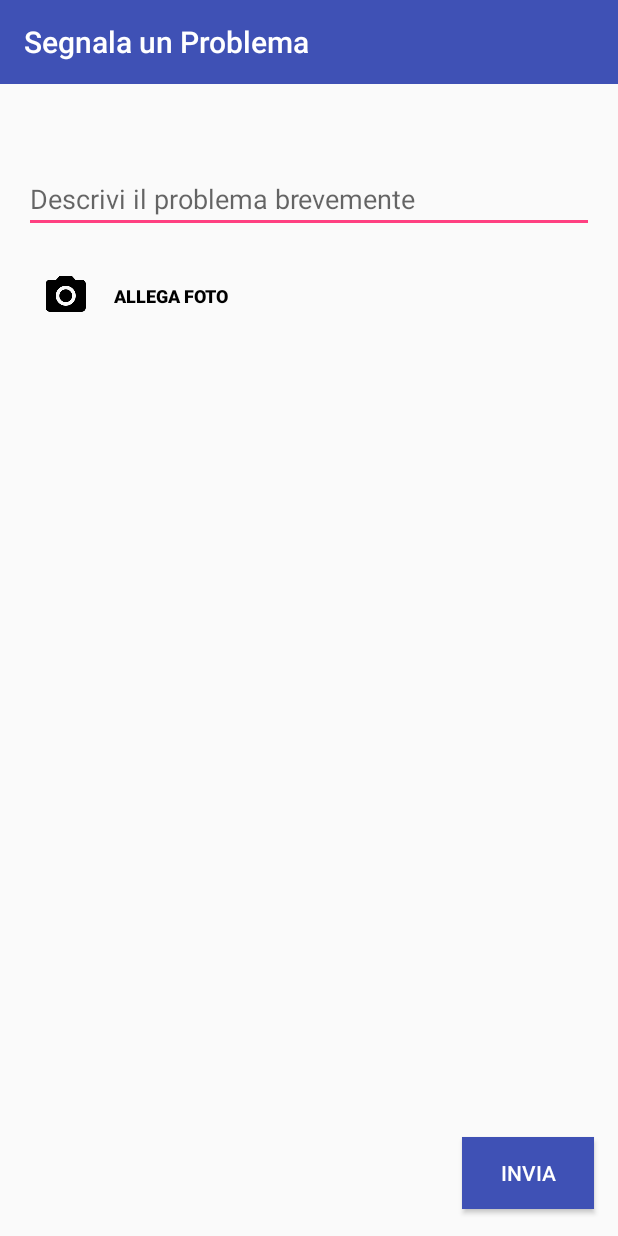
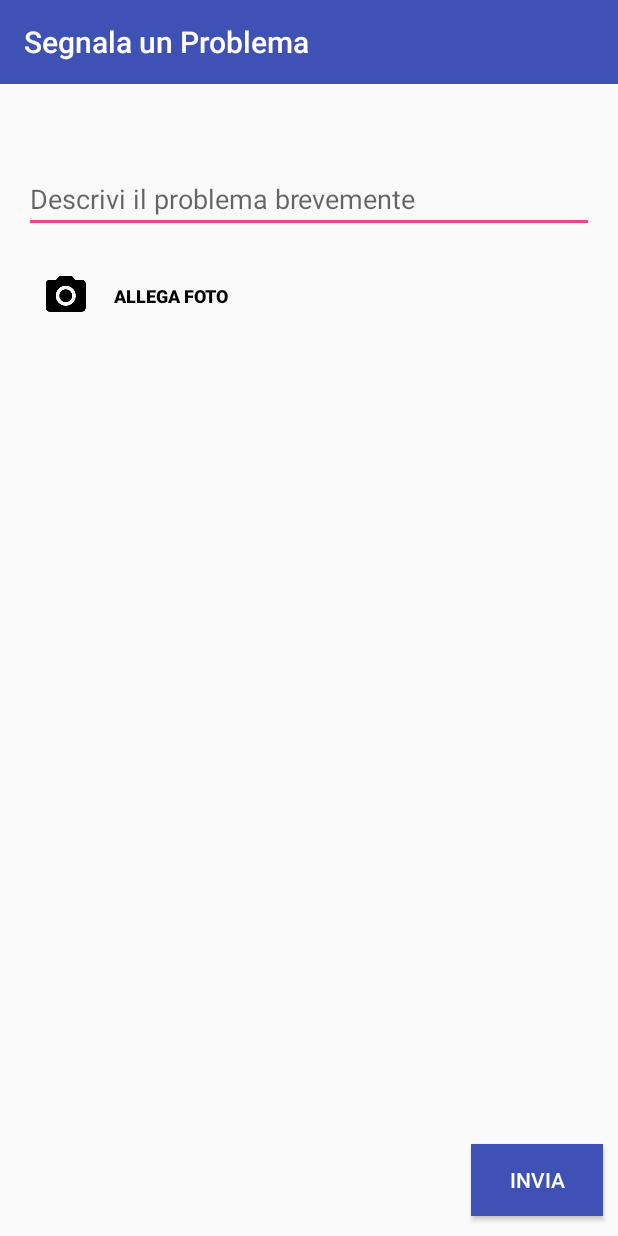
Before and after one commit to OmarGX/PolApp, an Android app: the NotifyActivity screen opened directly, with no data from a screen before it, on a phone screen of 412 x 824 dp. Run offline under Robolectric (Android 15) with nearby library versions, the phone set to English and light mode, and no system bars; our stand-ins replace Volley; 1 statement that could not run was skipped.

Commit message:
Modifcato layout NotifyActivity

```diff
--- a/app/src/main/res/layout/activity_notify.xml
+++ b/app/src/main/res/layout/activity_notify.xml
@@ -1,17 +1,11 @@
 <?xml version="1.0" encoding="utf-8"?>
-<ScrollView xmlns:android="http://schemas.android.com/apk/res/android"
-    xmlns:tools="http://schemas.android.com/tools" android:layout_width="match_parent"
+<RelativeLayout xmlns:android="http://schemas.android.com/apk/res/android"
+    xmlns:tools="http://schemas.android.com/tools"
+    android:id="@+id/notify"
+    android:layout_width="match_parent"
     android:layout_height="match_parent"
-    android:orientation="vertical"
-    android:fillViewport="true">
-
-<RelativeLayout xmlns:android="http://schemas.android.com/apk/res/android"
     xmlns:app="http://schemas.android.com/apk/res-auto"
-    xmlns:tools="http://schemas.android.com/tools"
-    android:layout_width="match_parent"
-    android:layout_height="wrap_content"
-    android:id="@+id/notify"
-    tools:context="disco.unimib.it.polapp.NotifyActivity">
+    android:orientation="vertical">
 
     <android.support.v7.widget.Toolbar
         android:id="@+id/toolbar4"
@@ -24,37 +18,60 @@
         tools:layout_editor_absoluteX="8dp"
         tools:layout_editor_absoluteY="3dp" />
 
+    <Button
+        android:id="@+id/buttonsend"
+        style="@style/Widget.AppCompat.Button"
+        android:layout_width="wrap_content"
+        android:layout_height="wrap_content"
+        android:layout_alignParentBottom="true"
+        android:layout_alignParentEnd="true"
+        android:layout_alignParentRight="true"
+        android:layout_marginBottom="13dp"
+        android:layout_marginEnd="10dp"
+        android:layout_marginRight="10dp"
+        android:background="@color/colorPrimary"
+        android:elevation="2dp"
+        android:text="@string/send"
+        android:textColor="@android:color/background_light"
+        tools:targetApi="lollipop" />
+
+
+    <ScrollView
+        android:id="@+id/scrollView"
+        android:layout_width="match_parent"
+        android:layout_height="wrap_content"
+        android:layout_alignParentLeft="true"
+        android:layout_alignParentStart="true"
+        android:layout_below="@+id/toolbar4"
+        android:fillViewport="true"
+        android:orientation="vertical">
+
+
+        <RelativeLayout
+            android:layout_width="match_parent"
+            android:layout_height="wrap_content"
+            android:layout_alignParentLeft="true"
+            android:layout_alignParentStart="true"
+            android:layout_below="@+id/toolbar4"
+            tools:context="disco.unimib.it.polapp.NotifyActivity">
+
+
             <EditText
                 android:id="@+id/problemdescr"
                 style="@style/Widget.AppCompat.EditText"
                 android:layout_width="match_parent"
                 android:layout_height="wrap_content"
-        android:layout_below="@+id/toolbar4"
                 android:layout_centerHorizontal="true"
-        android:layout_marginTop="54dp"
                 android:layout_marginLeft="16dp"
                 android:layout_marginRight="16dp"
+                android:layout_marginTop="54dp"
                 android:ems="10"
-        android:maxLength="80"
                 android:hint="@string/description"
                 android:inputType="textMultiLine|textLongMessage"
+                android:maxLength="80"
                 android:selectAllOnFocus="false"
                 android:singleLine="false" />
 
-    <Button
-        android:id="@+id/buttonsend"
-        style="@style/Widget.AppCompat.Button"
-        android:layout_width="wrap_content"
-        android:layout_height="wrap_content"
-        android:layout_alignEnd="@+id/problemdescr"
-        android:layout_alignParentBottom="true"
-        android:layout_alignRight="@+id/problemdescr"
-        android:layout_marginBottom="18dp"
-        android:layout_above="@id/buttonphoto"
-        android:background="@color/colorPrimary"
-        android:elevation="2dp"
-        android:text="@string/send"
-        android:textColor="@android:color/background_light" tools:targetApi="lollipop" />
 
             <Button
                 android:id="@+id/buttonphoto"
@@ -66,24 +83,26 @@
                 android:layout_below="@+id/problemdescr"
                 android:layout_marginTop="16dp"
                 android:drawableLeft="@drawable/ic_photo_camera_black_24dp"
+                android:drawablePadding="16dp"
+                android:drawableStart="@drawable/ic_photo_camera_black_24dp"
                 android:elevation="2dp"
                 android:text="@string/photo"
                 android:textColor="@android:color/black"
                 android:textSize="12sp"
                 android:textStyle="bold"
-        android:drawablePadding="16dp" android:drawableStart="@drawable/ic_photo_camera_black_24dp" tools:targetApi="lollipop" />
+                tools:targetApi="lollipop" />
 
             <ImageView
                 android:id="@+id/photoSaved"
                 android:layout_width="375dp"
                 android:layout_height="300dp"
-        android:layout_above="@+id/buttonsend"
                 android:layout_alignLeft="@+id/buttonphoto"
                 android:layout_alignStart="@+id/buttonphoto"
-        android:layout_alignRight="@+id/buttonsend"
+                android:layout_below="@+id/buttonphoto"
                 android:layout_centerHorizontal="true"
-        android:layout_below="@+id/buttonphoto"
                 android:layout_marginBottom="16dp"
                 android:layout_marginTop="16dp" />
+
         </RelativeLayout>
     </ScrollView>
+</RelativeLayout>
```
Lines whose indentation alone changed are shown as unchanged.
